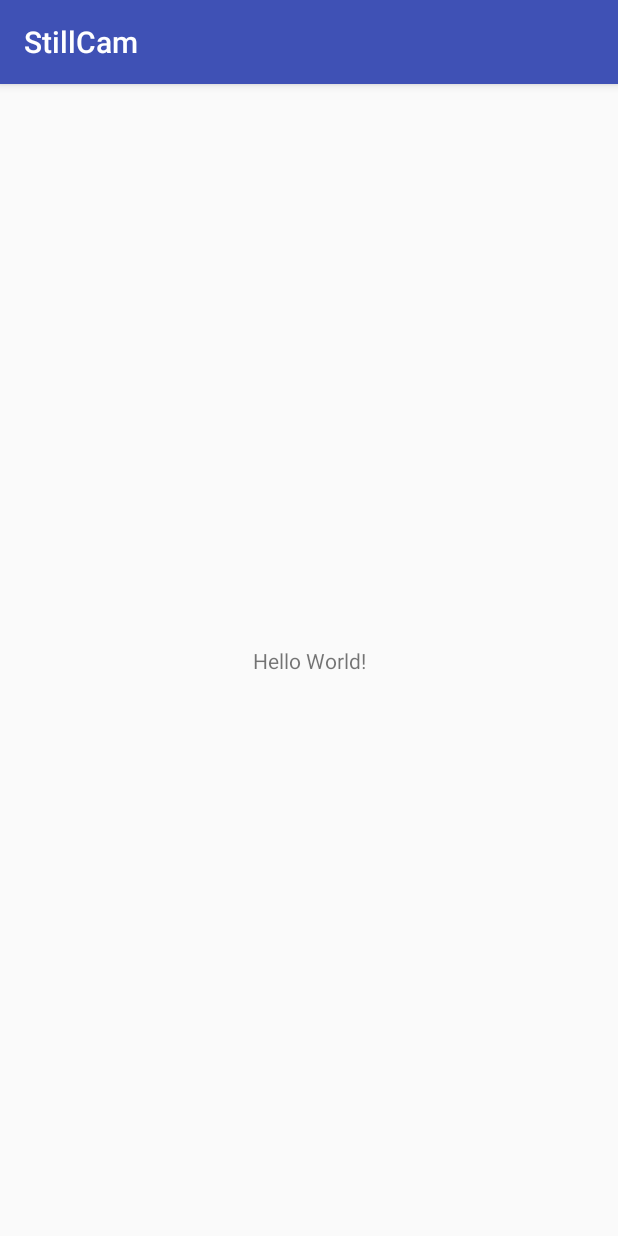
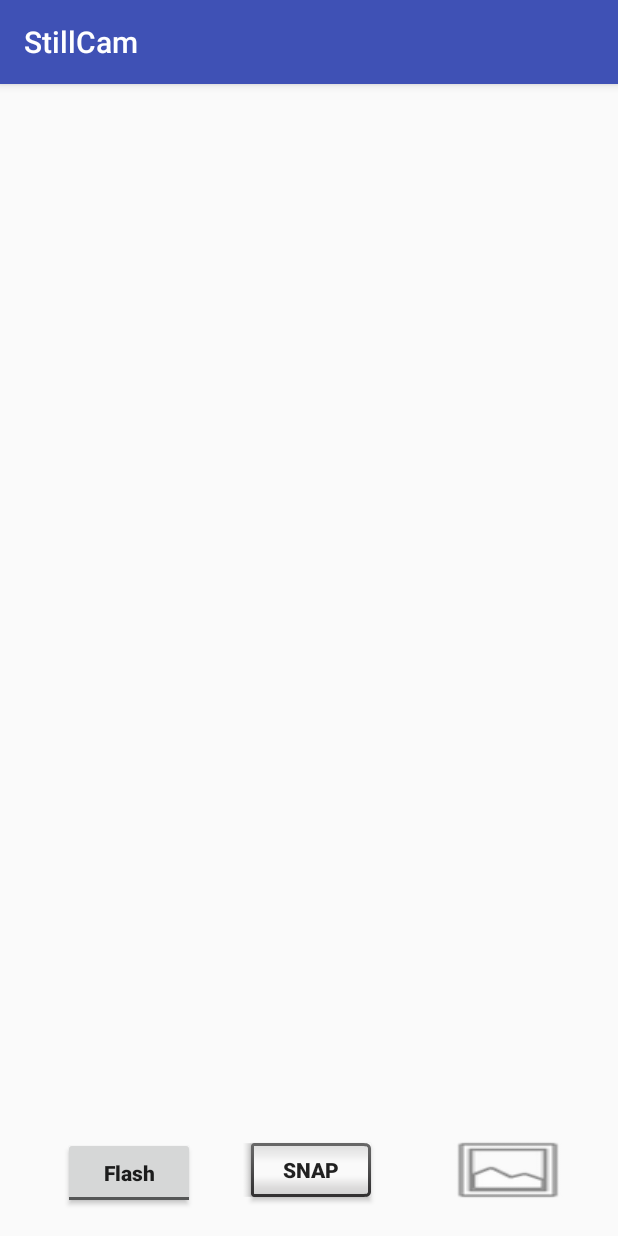
Before and after one commit to radugoada/StillCam, an Android app: the screen it shows after launch (MainActivity), on a phone screen of 412 x 824 dp. Run offline under Robolectric (Android 15) with nearby library versions, the phone set to English and light mode, and no system bars.

Commit message:
Updated layout to Relative Added UI buttons and Frame layout for taking pictures Added use of camera permission

```diff
--- a/app/src/main/AndroidManifest.xml
+++ b/app/src/main/AndroidManifest.xml
@@ -1,6 +1,8 @@
 <?xml version="1.0" encoding="utf-8"?>
 <manifest xmlns:android="http://schemas.android.com/apk/res/android"
     package="com.company.radugoada.stillcam">
+
+    <uses-permission android:name="android.permission.CAMERA"></uses-permission>
 
     <application
         android:allowBackup="true"
--- a/app/src/main/res/layout/activity_main.xml
+++ b/app/src/main/res/layout/activity_main.xml
@@ -1,18 +1,58 @@
 <?xml version="1.0" encoding="utf-8"?>
-<android.support.constraint.ConstraintLayout xmlns:android="http://schemas.android.com/apk/res/android"
+<RelativeLayout xmlns:android="http://schemas.android.com/apk/res/android"
     xmlns:app="http://schemas.android.com/apk/res-auto"
     xmlns:tools="http://schemas.android.com/tools"
+    android:id="@+id/frameLayout"
     android:layout_width="match_parent"
     android:layout_height="match_parent"
     tools:context="com.company.radugoada.stillcam.MainActivity">
 
-    <TextView
+
+    <Button
+        android:id="@+id/button"
+        style="@android:style/Widget.Material.Button.Inset"
         android:layout_width="wrap_content"
         android:layout_height="wrap_content"
-        android:text="Hello World!"
-        app:layout_constraintBottom_toBottomOf="parent"
-        app:layout_constraintLeft_toLeftOf="parent"
-        app:layout_constraintRight_toRightOf="parent"
-        app:layout_constraintTop_toTopOf="parent" />
+        android:layout_alignParentBottom="true"
+        android:layout_centerHorizontal="true"
+        android:layout_marginBottom="18dp"
+        android:text="Snap"
+        android:textAppearance="@android:style/TextAppearance.Widget.ActionMode.Title"
+        android:textStyle="bold" />
 
-</android.support.constraint.ConstraintLayout>
+    <Button
+        android:id="@+id/button2"
+        style="@style/Widget.AppCompat.Button.Borderless"
+        android:layout_width="wrap_content"
+        android:layout_height="wrap_content"
+        android:layout_alignBaseline="@+id/button"
+        android:layout_alignBottom="@+id/button"
+        android:layout_alignParentEnd="true"
+        android:layout_marginEnd="29dp"
+        android:background="@android:drawable/ic_menu_gallery"
+        android:backgroundTint="?android:attr/textColorSearchUrl"
+        android:textAllCaps="false"
+        android:textStyle="bold" />
+
+    <Button
+        android:id="@+id/button3"
+        style="@android:style/Widget.Material.Light.Button.Toggle"
+        android:layout_width="wrap_content"
+        android:layout_height="wrap_content"
+        android:layout_below="@+id/frameLayout2"
+        android:layout_marginEnd="32dp"
+        android:layout_toStartOf="@+id/button"
+        android:text="Flash"
+        android:textAllCaps="false"
+        android:textStyle="bold" />
+
+    <FrameLayout
+        android:layout_width="match_parent"
+        android:layout_height="match_parent"
+        android:layout_above="@+id/button"
+        android:layout_alignParentStart="true"
+        android:layout_marginBottom="68dp"
+        android:id="@+id/frameLayout2">
+
+    </FrameLayout>
+</RelativeLayout>
```
